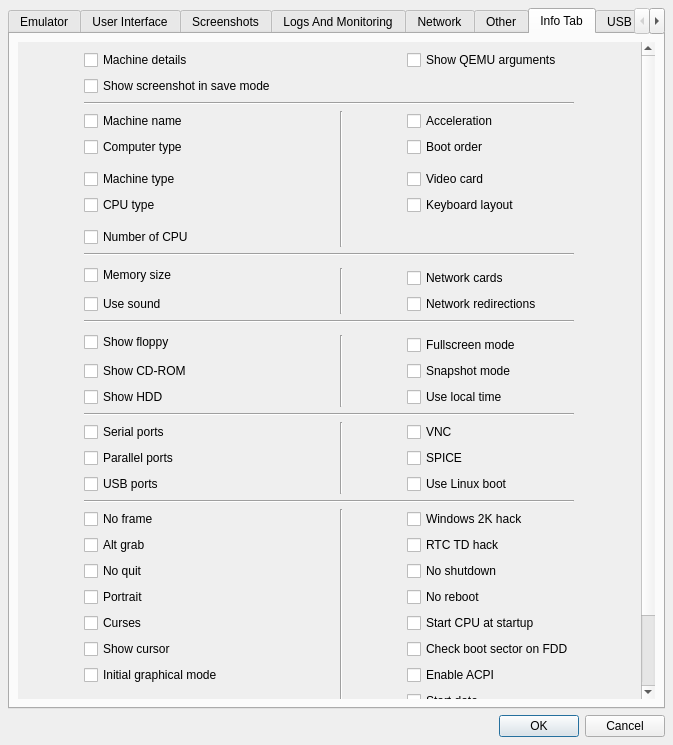
First picture: the form in src/Advanced_Settings_Window.ui, repository tobimensch/aqemu, before the edit.
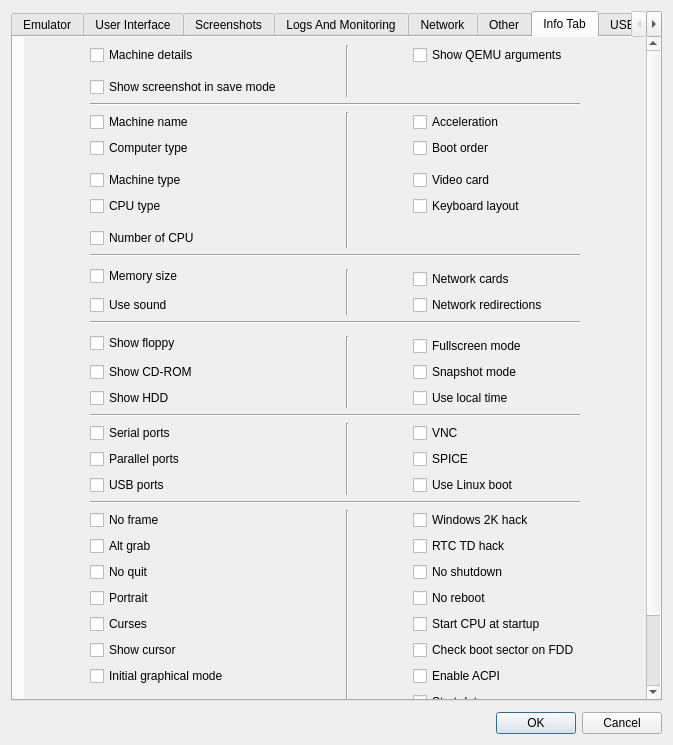
Second picture: the form after the edit. The open tabs and pages were chosen to show the change. Icons and pictures are not drawn. Custom widgets are drawn as their Qt base class.

Commit message: Visual fixes. Smaller margins.

```diff
--- a/src/Advanced_Settings_Window.ui
+++ b/src/Advanced_Settings_Window.ui
@@ -25,7 +25,22 @@
     <normaloff>:/configure.png</normaloff>:/configure.png</iconset>
   </property>
   <layout class="QGridLayout" name="gridLayout_5">
-   <item row="1" column="0">
+   <property name="leftMargin">
+    <number>11</number>
+   </property>
+   <property name="topMargin">
+    <number>11</number>
+   </property>
+   <property name="rightMargin">
+    <number>11</number>
+   </property>
+   <property name="bottomMargin">
+    <number>11</number>
+   </property>
+   <property name="spacing">
+    <number>0</number>
+   </property>
+   <item row="2" column="0">
     <layout class="QHBoxLayout" name="horizontalLayout">
      <item>
       <spacer name="horizontalSpacer">
@@ -1562,6 +1577,18 @@
        <string>Info Tab</string>
       </attribute>
       <layout class="QGridLayout" name="gridLayout_9">
+       <property name="leftMargin">
+        <number>11</number>
+       </property>
+       <property name="topMargin">
+        <number>0</number>
+       </property>
+       <property name="rightMargin">
+        <number>0</number>
+       </property>
+       <property name="bottomMargin">
+        <number>0</number>
+       </property>
        <item row="1" column="0">
         <widget class="QScrollArea" name="QEMU_Args_Widget">
          <property name="enabled">
@@ -1581,11 +1608,139 @@
            <rect>
             <x>0</x>
             <y>0</y>
-            <width>612</width>
-            <height>1003</height>
+            <width>623</width>
+            <height>1010</height>
            </rect>
           </property>
           <layout class="QGridLayout" name="gridLayout_2">
+           <item row="25" column="1" rowspan="8">
+            <widget class="Line" name="line_3">
+             <property name="orientation">
+              <enum>Qt::Vertical</enum>
+             </property>
+            </widget>
+           </item>
+           <item row="16" column="0" rowspan="2">
+            <widget class="QCheckBox" name="CH_Show_FDD">
+             <property name="text">
+              <string>Show floppy</string>
+             </property>
+            </widget>
+           </item>
+           <item row="11" column="0" colspan="3">
+            <widget class="Line" name="line">
+             <property name="orientation">
+              <enum>Qt::Horizontal</enum>
+             </property>
+            </widget>
+           </item>
+           <item row="32" column="2">
+            <widget class="QCheckBox" name="CH_Start_Date">
+             <property name="text">
+              <string>Start date</string>
+             </property>
+            </widget>
+           </item>
+           <item row="34" column="0">
+            <widget class="QCheckBox" name="CH_MTDBlock">
+             <property name="text">
+              <string>Flash image</string>
+             </property>
+            </widget>
+           </item>
+           <item row="34" column="2">
+            <widget class="QCheckBox" name="CH_PFlash">
+             <property name="text">
+              <string>Parallel flash image</string>
+             </property>
+            </widget>
+           </item>
+           <item row="35" column="0">
+            <widget class="QCheckBox" name="CH_ROM_File">
+             <property name="text">
+              <string>ROM file</string>
+             </property>
+            </widget>
+           </item>
+           <item row="35" column="2">
+            <widget class="QCheckBox" name="CH_SD_Image">
+             <property name="text">
+              <string>SD image</string>
+             </property>
+            </widget>
+           </item>
+           <item row="10" column="0">
+            <widget class="QCheckBox" name="CH_Number_of_CPU">
+             <property name="text">
+              <string>Number of CPU</string>
+             </property>
+            </widget>
+           </item>
+           <item row="5" column="0">
+            <widget class="QCheckBox" name="CH_Computer_Type">
+             <property name="text">
+              <string>Computer type</string>
+             </property>
+            </widget>
+           </item>
+           <item row="7" column="2">
+            <widget class="QCheckBox" name="CH_Video_Card">
+             <property name="text">
+              <string>Video card</string>
+             </property>
+            </widget>
+           </item>
+           <item row="4" column="2">
+            <widget class="QCheckBox" name="CH_Machine_Accelerator">
+             <property name="text">
+              <string>Acceleration</string>
+             </property>
+            </widget>
+           </item>
+           <item row="5" column="2">
+            <widget class="QCheckBox" name="CH_Boot_Priority">
+             <property name="text">
+              <string>Boot order</string>
+             </property>
+            </widget>
+           </item>
+           <item row="8" column="2">
+            <widget class="QCheckBox" name="CH_Keyboard_Layout">
+             <property name="text">
+              <string>Keyboard layout</string>
+             </property>
+            </widget>
+           </item>
+           <item row="7" column="0">
+            <widget class="QCheckBox" name="CH_Machine_Type">
+             <property name="text">
+              <string>Machine type</string>
+             </property>
+            </widget>
+           </item>
+           <item row="8" column="0">
+            <widget class="QCheckBox" name="CH_CPU_Type">
+             <property name="text">
+              <string>CPU type</string>
+             </property>
+            </widget>
+           </item>
+           <item row="2" column="0">
+            <widget class="QCheckBox" name="CH_Show_Screenshot_in_Save_Mode">
+             <property name="enabled">
+              <bool>true</bool>
+             </property>
+             <property name="sizePolicy">
+              <sizepolicy hsizetype="Maximum" vsizetype="Fixed">
+               <horstretch>0</horstretch>
+               <verstretch>0</verstretch>
+              </sizepolicy>
+             </property>
+             <property name="text">
+              <string>Show screenshot in save mode</string>
+             </property>
+            </widget>
+           </item>
            <item row="0" column="0">
             <widget class="QCheckBox" name="CH_Machine_Details">
              <property name="text">
@@ -1593,391 +1748,265 @@
              </property>
             </widget>
            </item>
-           <item row="4" column="0" colspan="3">
-            <widget class="Line" name="line_24">
-             <property name="orientation">
-              <enum>Qt::Horizontal</enum>
-             </property>
-            </widget>
-           </item>
-           <item row="5" column="0">
+           <item row="4" column="0">
             <widget class="QCheckBox" name="CH_Machine_Name">
              <property name="text">
               <string>Machine name</string>
              </property>
             </widget>
            </item>
-           <item row="5" column="1" rowspan="7">
-            <widget class="Line" name="line_4">
-             <property name="orientation">
-              <enum>Qt::Vertical</enum>
-             </property>
-            </widget>
-           </item>
-           <item row="12" column="0" colspan="3">
-            <widget class="Line" name="line">
-             <property name="orientation">
-              <enum>Qt::Horizontal</enum>
-             </property>
-            </widget>
-           </item>
-           <item row="14" column="1" rowspan="2">
-            <widget class="Line" name="line_5">
-             <property name="orientation">
-              <enum>Qt::Vertical</enum>
-             </property>
-            </widget>
-           </item>
-           <item row="13" column="0" rowspan="2">
+           <item row="12" column="0" rowspan="2">
             <widget class="QCheckBox" name="CH_Memory_Size">
              <property name="text">
               <string>Memory size</string>
              </property>
             </widget>
            </item>
-           <item row="14" column="2">
+           <item row="13" column="2">
             <widget class="QCheckBox" name="CH_Network_Cards">
              <property name="text">
               <string>Network cards</string>
              </property>
             </widget>
            </item>
-           <item row="15" column="0">
+           <item row="14" column="0">
             <widget class="QCheckBox" name="CH_Use_Sound">
              <property name="text">
               <string>Use sound</string>
              </property>
             </widget>
            </item>
-           <item row="17" column="0" rowspan="2">
-            <widget class="QCheckBox" name="CH_Show_FDD">
-             <property name="text">
-              <string>Show floppy</string>
-             </property>
-            </widget>
-           </item>
-           <item row="15" column="2">
+           <item row="14" column="2">
             <widget class="QCheckBox" name="CH_Redirections">
              <property name="text">
               <string>Network redirections</string>
              </property>
             </widget>
            </item>
-           <item row="18" column="1" rowspan="3">
-            <widget class="Line" name="line_7">
-             <property name="orientation">
-              <enum>Qt::Vertical</enum>
-             </property>
-            </widget>
-           </item>
-           <item row="16" column="0" colspan="3">
+           <item row="15" column="0" colspan="3">
             <widget class="Line" name="line_2">
              <property name="orientation">
               <enum>Qt::Horizontal</enum>
              </property>
             </widget>
            </item>
-           <item row="18" column="2">
+           <item row="17" column="2">
             <widget class="QCheckBox" name="CH_Fullscreen">
              <property name="text">
               <string>Fullscreen mode</string>
              </property>
             </widget>
            </item>
-           <item row="19" column="2">
+           <item row="18" column="2">
             <widget class="QCheckBox" name="CH_Snapshot">
              <property name="text">
               <string>Snapshot mode</string>
              </property>
             </widget>
            </item>
-           <item row="19" column="0">
+           <item row="18" column="0">
             <widget class="QCheckBox" name="CH_Show_CD">
              <property name="text">
               <string>Show CD-ROM</string>
              </property>
             </widget>
            </item>
-           <item row="20" column="0">
+           <item row="20" column="0" colspan="3">
+            <widget class="Line" name="line_12">
+             <property name="orientation">
+              <enum>Qt::Horizontal</enum>
+             </property>
+            </widget>
+           </item>
+           <item row="19" column="0">
             <widget class="QCheckBox" name="CH_Show_HDD">
              <property name="text">
               <string>Show HDD</string>
              </property>
             </widget>
            </item>
-           <item row="20" column="2">
+           <item row="19" column="2">
             <widget class="QCheckBox" name="CH_Localtime">
              <property name="text">
               <string>Use local time</string>
              </property>
             </widget>
            </item>
-           <item row="21" column="0" colspan="3">
-            <widget class="Line" name="line_12">
-             <property name="orientation">
-              <enum>Qt::Horizontal</enum>
-             </property>
-            </widget>
-           </item>
-           <item row="22" column="0">
+           <item row="21" column="0">
             <widget class="QCheckBox" name="CH_Serial_Port">
              <property name="text">
               <string>Serial ports</string>
              </property>
             </widget>
            </item>
-           <item row="22" column="1" rowspan="3">
-            <widget class="Line" name="line_8">
-             <property name="orientation">
-              <enum>Qt::Vertical</enum>
-             </property>
-            </widget>
-           </item>
-           <item row="23" column="0">
+           <item row="22" column="0">
             <widget class="QCheckBox" name="CH_Parallel_Port">
              <property name="text">
               <string>Parallel ports</string>
              </property>
             </widget>
            </item>
-           <item row="22" column="2">
+           <item row="13" column="1" rowspan="2">
+            <widget class="Line" name="line_5">
+             <property name="orientation">
+              <enum>Qt::Vertical</enum>
+             </property>
+            </widget>
+           </item>
+           <item row="17" column="1" rowspan="3">
+            <widget class="Line" name="line_7">
+             <property name="orientation">
+              <enum>Qt::Vertical</enum>
+             </property>
+            </widget>
+           </item>
+           <item row="21" column="2">
             <widget class="QCheckBox" name="CH_VNC">
              <property name="text">
               <string>VNC</string>
              </property>
             </widget>
            </item>
-           <item row="23" column="2">
+           <item row="22" column="2">
             <widget class="QCheckBox" name="CH_SPICE">
              <property name="text">
               <string>SPICE</string>
              </property>
             </widget>
            </item>
-           <item row="24" column="0">
+           <item row="24" column="0" colspan="3">
+            <widget class="Line" name="line_6">
+             <property name="orientation">
+              <enum>Qt::Horizontal</enum>
+             </property>
+            </widget>
+           </item>
+           <item row="23" column="0">
             <widget class="QCheckBox" name="CH_USB_Port">
              <property name="text">
               <string>USB ports</string>
              </property>
             </widget>
            </item>
-           <item row="24" column="2">
+           <item row="23" column="2">
             <widget class="QCheckBox" name="CH_Linux_Boot">
              <property name="text">
               <string>Use Linux boot</string>
              </property>
             </widget>
            </item>
-           <item row="25" column="0" colspan="3">
-            <widget class="Line" name="line_6">
-             <property name="orientation">
-              <enum>Qt::Horizontal</enum>
-             </property>
-            </widget>
-           </item>
-           <item row="26" column="0">
+           <item row="25" column="0">
             <widget class="QCheckBox" name="CH_No_Frame">
              <property name="text">
               <string>No frame</string>
              </property>
             </widget>
            </item>
-           <item row="26" column="2">
+           <item row="25" column="2">
             <widget class="QCheckBox" name="CH_Win2K_Hack">
              <property name="text">
               <string>Windows 2K hack</string>
              </property>
             </widget>
            </item>
-           <item row="26" column="1" rowspan="8">
-            <widget class="Line" name="line_3">
-             <property name="orientation">
-              <enum>Qt::Vertical</enum>
-             </property>
-            </widget>
-           </item>
-           <item row="27" column="2">
+           <item row="26" column="2">
             <widget class="QCheckBox" name="CH_RTC_TD_Hack">
              <property name="text">
               <string>RTC TD hack</string>
              </property>
             </widget>
            </item>
-           <item row="27" column="0">
+           <item row="26" column="0">
             <widget class="QCheckBox" name="CH_Alt_Grab">
              <property name="text">
               <string>Alt grab</string>
              </property>
             </widget>
            </item>
-           <item row="28" column="0">
+           <item row="27" column="0">
             <widget class="QCheckBox" name="CH_No_Quit">
              <property name="text">
               <string>No quit</string>
              </property>
             </widget>
            </item>
-           <item row="28" column="2">
+           <item row="27" column="2">
             <widget class="QCheckBox" name="CH_No_Shutdown">
              <property name="text">
               <string>No shutdown</string>
              </property>
             </widget>
            </item>
-           <item row="29" column="0">
+           <item row="28" column="0">
             <widget class="QCheckBox" name="CH_Portrait">
              <property name="text">
               <string>Portrait</string>
              </property>
             </widget>
            </item>
-           <item row="29" column="2">
+           <item row="28" column="2">
             <widget class="QCheckBox" name="CH_No_Reboot">
              <property name="text">
               <string>No reboot</string>
              </property>
             </widget>
            </item>
-           <item row="30" column="0">
+           <item row="29" column="0">
             <widget class="QCheckBox" name="CH_Curses">
              <property name="text">
               <string>Curses</string>
              </property>
             </widget>
            </item>
-           <item row="30" column="2">
+           <item row="29" column="2">
             <widget class="QCheckBox" name="CH_Start_CPU">
              <property name="text">
               <string>Start CPU at startup</string>
              </property>
             </widget>
            </item>
-           <item row="31" column="0">
+           <item row="30" column="0">
             <widget class="QCheckBox" name="CH_Show_Cursor">
              <property name="text">
               <string>Show cursor</string>
              </property>
             </widget>
            </item>
-           <item row="31" column="2">
+           <item row="30" column="2">
             <widget class="QCheckBox" name="CH_Check_Boot_on_FDD">
              <property name="text">
               <string>Check boot sector on FDD</string>
              </property>
             </widget>
            </item>
-           <item row="32" column="0">
+           <item row="31" column="0">
             <widget class="QCheckBox" name="CH_Init_Graphical_Mode">
              <property name="text">
               <string>Initial graphical mode</string>
              </property>
             </widget>
            </item>
-           <item row="32" column="2">
+           <item row="33" column="0" colspan="3">
+            <widget class="Line" name="line_9">
+             <property name="orientation">
+              <enum>Qt::Horizontal</enum>
+             </property>
+            </widget>
+           </item>
+           <item row="31" column="2">
             <widget class="QCheckBox" name="CH_ACPI">
              <property name="text">
               <string>Enable ACPI</string>
              </property>
             </widget>
            </item>
-           <item row="33" column="2">
-            <widget class="QCheckBox" name="CH_Start_Date">
-             <property name="text">
-              <string>Start date</string>
-             </property>
-            </widget>
-           </item>
-           <item row="34" column="0" colspan="3">
-            <widget class="Line" name="line_9">
+           <item row="3" column="0" colspan="3">
+            <widget class="Line" name="line_24">
              <property name="orientation">
               <enum>Qt::Horizontal</enum>
              </property>
             </widget>
            </item>
-           <item row="35" column="0">
-            <widget class="QCheckBox" name="CH_MTDBlock">
-             <property name="text">
-              <string>Flash image</string>
-             </property>
-            </widget>
-           </item>
-           <item row="35" column="2">
-            <widget class="QCheckBox" name="CH_PFlash">
-             <property name="text">
-              <string>Parallel flash image</string>
-             </property>
-            </widget>
-           </item>
-           <item row="36" column="0">
-            <widget class="QCheckBox" name="CH_ROM_File">
-             <property name="text">
-              <string>ROM file</string>
-             </property>
-            </widget>
-           </item>
-           <item row="36" column="2">
-            <widget class="QCheckBox" name="CH_SD_Image">
-             <property name="text">
-              <string>SD image</string>
-             </property>
-            </widget>
-           </item>
-           <item row="11" column="0">
-            <widget class="QCheckBox" name="CH_Number_of_CPU">
-             <property name="text">
-              <string>Number of CPU</string>
-             </property>
-            </widget>
-           </item>
-           <item row="6" column="0">
-            <widget class="QCheckBox" name="CH_Computer_Type">
-             <property name="text">
-              <string>Computer type</string>
-             </property>
-            </widget>
-           </item>
-           <item row="8" column="2">
-            <widget class="QCheckBox" name="CH_Video_Card">
-             <property name="text">
-              <string>Video card</string>
-             </property>
-            </widget>
-           </item>
-           <item row="5" column="2">
-            <widget class="QCheckBox" name="CH_Machine_Accelerator">
-             <property name="text">
-              <string>Acceleration</string>
-             </property>
-            </widget>
-           </item>
-           <item row="6" column="2">
-            <widget class="QCheckBox" name="CH_Boot_Priority">
-             <property name="text">
-              <string>Boot order</string>
-             </property>
-            </widget>
-           </item>
-           <item row="9" column="2">
-            <widget class="QCheckBox" name="CH_Keyboard_Layout">
-             <property name="text">
-              <string>Keyboard layout</string>
-             </property>
-            </widget>
-           </item>
-           <item row="8" column="0">
-            <widget class="QCheckBox" name="CH_Machine_Type">
-             <property name="text">
-              <string>Machine type</string>
-             </property>
-            </widget>
-           </item>
-           <item row="9" column="0">
-            <widget class="QCheckBox" name="CH_CPU_Type">
-             <property name="text">
-              <string>CPU type</string>
-             </property>
-            </widget>
-           </item>
            <item row="0" column="2">
             <widget class="QCheckBox" name="CH_Show_QEMU_Args">
              <property name="enabled">
@@ -1994,19 +2023,31 @@
              </property>
             </widget>
            </item>
-           <item row="3" column="0">
-            <widget class="QCheckBox" name="CH_Show_Screenshot_in_Save_Mode">
-             <property name="enabled">
-              <bool>true</bool>
+           <item row="34" column="1" rowspan="2">
+            <widget class="Line" name="line_14">
+             <property name="orientation">
+              <enum>Qt::Vertical</enum>
              </property>
-             <property name="sizePolicy">
-              <sizepolicy hsizetype="Maximum" vsizetype="Fixed">
-               <horstretch>0</horstretch>
-               <verstretch>0</verstretch>
-              </sizepolicy>
+            </widget>
+           </item>
+           <item row="4" column="1" rowspan="7">
+            <widget class="Line" name="line_4">
+             <property name="orientation">
+              <enum>Qt::Vertical</enum>
              </property>
-             <property name="text">
-              <string>Show screenshot in save mode</string>
+            </widget>
+           </item>
+           <item row="21" column="1" rowspan="3">
+            <widget class="Line" name="line_8">
+             <property name="orientation">
+              <enum>Qt::Vertical</enum>
+             </property>
+            </widget>
+           </item>
+           <item row="0" column="1" rowspan="3">
+            <widget class="Line" name="line_11">
+             <property name="orientation">
+              <enum>Qt::Vertical</enum>
              </property>
             </widget>
            </item>
@@ -2246,6 +2287,22 @@
      </widget>
     </widget>
    </item>
+   <item row="1" column="0">
+    <spacer name="verticalSpacer_12">
+     <property name="orientation">
+      <enum>Qt::Vertical</enum>
+     </property>
+     <property name="sizeType">
+      <enum>QSizePolicy::Fixed</enum>
+     </property>
+     <property name="sizeHint" stdset="0">
+      <size>
+       <width>20</width>
+       <height>11</height>
+      </size>
+     </property>
+    </spacer>
+   </item>
   </layout>
  </widget>
  <layoutdefault spacing="6" margin="8"/>
```
Left out of the diff: 122 changed lines with no effect on the pictures.
